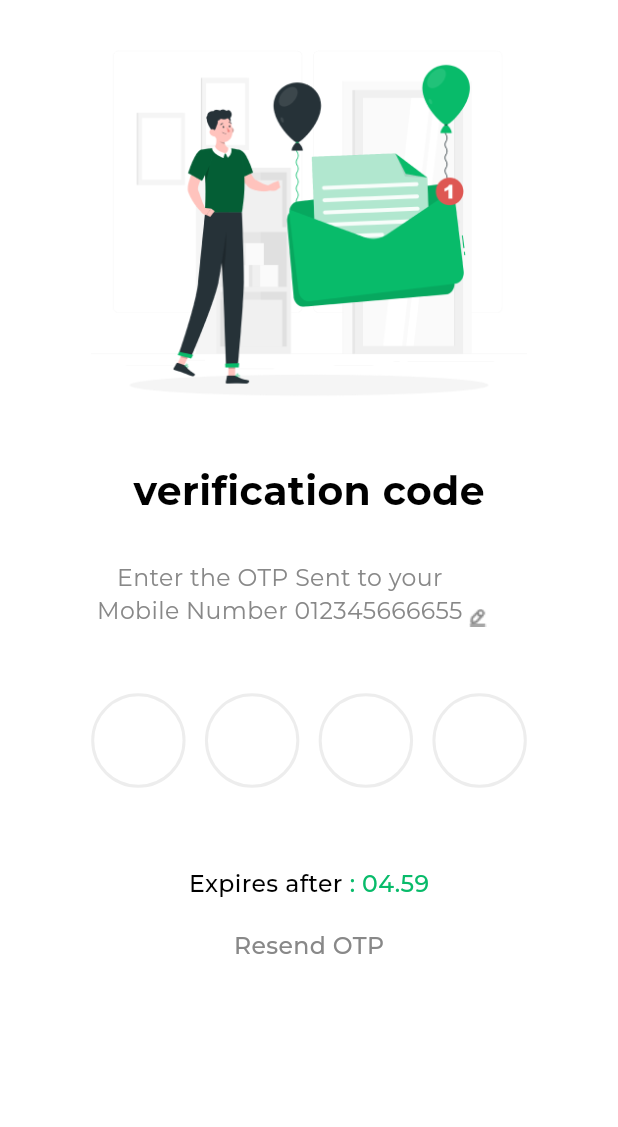
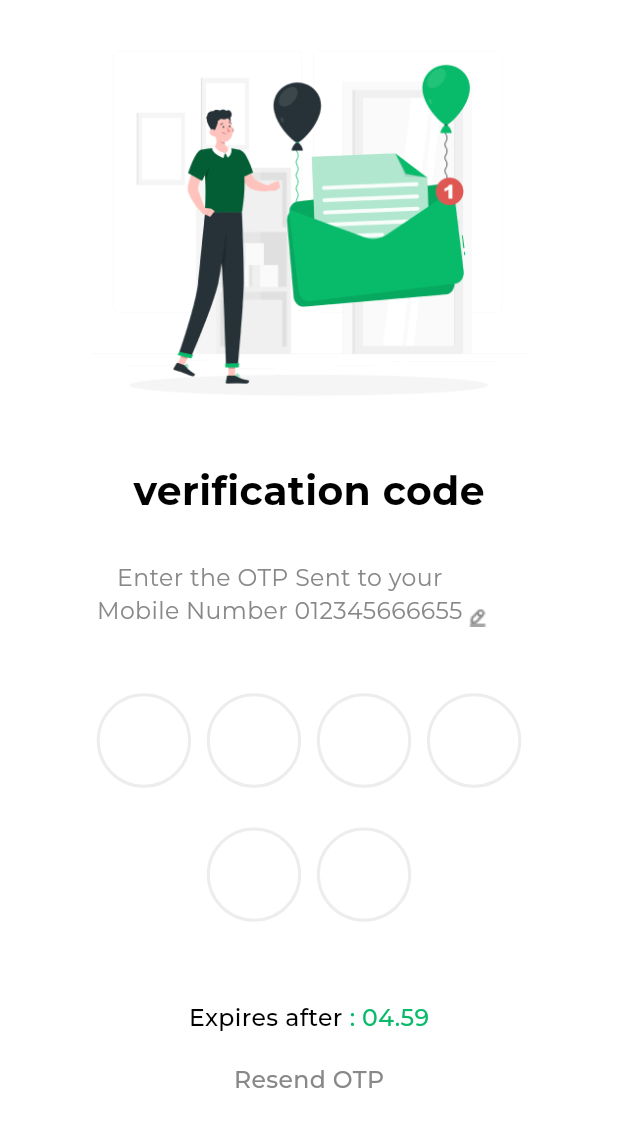
Before and after one commit to Yoka-Jo/Delalty, a Flutter app: the VerificationCodeScreen screen opened by its route, on a phone screen of 412 x 824 dp. Shown: the top 1127 px of the screen. Run offline on Flutter 3.47's test engine with Material 3 defaults, Android fonts, the light colour scheme and no system bars; drawn by our look-alikes of pin_code_fields; our stand-ins replace auto_route, avatar_glow, cached_network_image, carousel_slider, connectivity_plus, country_picker and 36 more; missing offline and left inert: custom_map_markers, dynamic_height_grid_view, flutter_facebook_auth; accounts and stored records are empty; generated files the repository leaves out were written again; project files that could hold a hidden picture were left out.

```diff
--- a/assets/l10n/ar-EG.json
+++ b/assets/l10n/ar-EG.json
@@ -21,6 +21,7 @@
   "cant_send_empty_message": "لا يمكن ارسال رسالة فارغة",
   "cancel": "الغاء",
   "ok": "تم",
+  "not_number": "ليس رقم",
   "you_have_become_seller_now": "لقد اصبحت بائعاالآن",
   "session_expired": "الجلسة انتهت",
   "please_login_again": "قم بتسجيل الدخول مرة اخرى",
--- a/lib/core/network/interceptors/app_interceptors.dart
+++ b/lib/core/network/interceptors/app_interceptors.dart
@@ -68,7 +68,11 @@ class AppInterceptors extends Interceptor {
         ),
         actions: [
           TextButton(
-            onPressed: () => context.router.replaceAll([LoginRoute()]),
+            onPressed: () async {
+              getIt<UserSecureStorage>().deleteUserInfo().then(
+                    (value) => context.router.replaceAll([LoginRoute()]),
+                  );
+            },
             child: SimpleText(
               AppStrings.ok.tr(context: context),
               textStyle: TextStyleEnum.montserratBold,
--- a/lib/core/resources/strings_manager.dart
+++ b/lib/core/resources/strings_manager.dart
@@ -10,6 +10,7 @@ class AppStrings {
   static const String bearer = "Bearer ";
 
   static const String cancel = "cancel";
+  static const String notNumber = "not_number";
   static const String cantSendEmptyMessage = "cant_send_empty_message";
   static const String youHaveBecomeSellerNow = "you_have_become_seller_now";
   static const String enterYourEmail = "enter_your_email";
--- a/lib/data/repository/repository.dart
+++ b/lib/data/repository/repository.dart
@@ -44,8 +44,10 @@ class RepositoryImpl implements Repository {
   //   await getIt<UserSecureStorage>().upsertUserInfo(user);
   // }
   Future<void> _storeUserTokenAndId(AuthData authData) async {
-    await getIt<UserSecureStorage>()
-        .upsertUserTokenAndId(authData.accessToken, authData.userId);
+    if (authData.verifiedEmail && authData.phoneStatus != 'VERIFIED') {
+      await getIt<UserSecureStorage>()
+          .upsertUserTokenAndId(authData.accessToken, authData.userId);
+    }
   }
 
   @override
--- a/lib/presentation/screens/login/widgets/widgets.dart
+++ b/lib/presentation/screens/login/widgets/widgets.dart
@@ -1,4 +1,5 @@
 import 'package:auto_route/auto_route.dart';
+import 'package:url_launcher/url_launcher.dart';
 import '../../../../core/common/components/widgets/simple_toast.dart';
 import '../../../../core/resources/colors_manager.dart';
 import '../../../../core/resources/routes/app_router.dart';
--- a/lib/presentation/screens/verification_code/verification_code_screen.dart
+++ b/lib/presentation/screens/verification_code/verification_code_screen.dart
@@ -20,6 +20,7 @@ class VerificationCodeScreen extends StatelessWidget {
 
   @override
   Widget build(BuildContext context) {
+    final screenPadding = 58.w;
     return BlocProvider(
       create: (context) => getIt<VerificationCodeCubit>(),
       child: Builder(builder: (context) {
@@ -38,11 +39,14 @@ class VerificationCodeScreen extends StatelessWidget {
             },
             builder: (context, state) {
               return SafeArea(
-                child: Padding(
-                  padding: EdgeInsets.symmetric(horizontal: 58.w),
                 child: SingleChildScrollView(
                   child: Column(
                     crossAxisAlignment: CrossAxisAlignment.center,
+                    children: [
+                      Padding(
+                        padding:
+                            EdgeInsets.symmetric(horizontal: screenPadding),
+                        child: Column(
                           children: [
                             Image.asset(
                               ImageAssets.verificationCode,
@@ -55,15 +59,28 @@ class VerificationCodeScreen extends StatelessWidget {
                             ),
                             SizedBox(height: 29.h),
                             const VerificationCodeOtpSentToPhone(),
+                          ],
+                        ),
+                      ),
                       SizedBox(height: 46.h),
-                        const VerificationCodeOtp(),
+                      Padding(
+                        padding: EdgeInsets.symmetric(horizontal: 30.w),
+                        child: const VerificationCodeOtp(),
+                      ),
                       SizedBox(height: 20.h),
+                      Padding(
+                        padding:
+                            EdgeInsets.symmetric(horizontal: screenPadding),
+                        child: Column(
+                          children: [
                             const VerificationCodeResendOtp(),
                             SizedBox(height: 20.h),
                             if (state is VerificationCodeLoading)
                               const CenteredCircularProgressIndicaotr()
                           ],
                         ),
+                      ),
+                    ],
                   ),
                 ),
               );
--- a/lib/presentation/screens/verification_code/widgets/verification_code_otp.dart
+++ b/lib/presentation/screens/verification_code/widgets/verification_code_otp.dart
@@ -1,20 +1,80 @@
 part of 'widgets.dart';
 
-class VerificationCodeOtp extends StatelessWidget {
+class VerificationCodeOtp extends StatefulWidget {
   const VerificationCodeOtp({
     Key? key,
   }) : super(key: key);
 
   @override
+  State<VerificationCodeOtp> createState() => _VerificationCodeOtpState();
+}
+
+class _VerificationCodeOtpState extends State<VerificationCodeOtp> {
+  List<TextEditingController> controllers =
+      List.generate(6, (index) => TextEditingController());
+  List<FocusNode> focusNodes = List.generate(6, (index) => FocusNode());
+  int currentField = 0;
+
+  @override
+  void initState() {
+    super.initState();
+    for (int i = 0; i < focusNodes.length; i++) {
+      focusNodes[i].addListener(() {
+        if (focusNodes[i].hasFocus) {
+          setState(() {
+            currentField = i;
+          });
+        }
+      });
+    }
+  }
+
+  @override
   Widget build(BuildContext context) {
     final cubit = VerificationCodeCubit.get(context);
-    return Column(
+    return RawKeyboardListener(
+      focusNode: FocusNode(),
+      onKey: (RawKeyEvent event) {
+        if (event is RawKeyDownEvent &&
+            event.logicalKey == LogicalKeyboardKey.backspace) {
+          // Check if the current field has text
+          if (controllers[currentField].text.isNotEmpty) {
+            setState(() {
+              controllers[currentField].text = '';
+            });
+          } else if (currentField > 0) {
+            // Move focus to the previous field
+            setState(() {
+              currentField--;
+              FocusScope.of(context).requestFocus(focusNodes[currentField]);
+            });
+            controllers[currentField].text = '';
+          }
+        }
+      },
+      child: Column(
         crossAxisAlignment: CrossAxisAlignment.center,
         children: [
-        PinCodeTextField(
+          Wrap(
+            direction: Axis.horizontal,
+            spacing: 10.w,
+            runSpacing: 10.w,
+            alignment: WrapAlignment.center,
+            children: List.generate(
+              6,
+              (index) {
+                return SizedBox(
+                  width: 60.w,
+                  child: PinCodeTextField(
+                    controller: controllers[index],
+                    focusNode: focusNodes[index],
+                    textInputAction: TextInputAction.next,
+                    keyboardType: TextInputType.number,
+                    autoDismissKeyboard: index == controllers.length - 1,
+                    autovalidateMode: AutovalidateMode.onUserInteraction,
                     cursorColor: AppColors.primaryColor,
                     appContext: context,
-          length: 4,
+                    length: 1, // Set the length to 1 for individual pin fields
                     textStyle: getRegularStyle(
                       color: Colors.black,
                       family: FontFamilies.montserrat,
@@ -37,11 +97,28 @@ class VerificationCodeOtp extends StatelessWidget {
                     ),
                     animationDuration: const Duration(milliseconds: 300),
                     enableActiveFill: true,
-          // errorAnimationController: cubit.errorAnimationController,
-          onCompleted: (code) => cubit.onVerify(code, context),
+                    errorAnimationController: cubit.errorAnimationController,
+                    onChanged: (value) {
+                      cubit.validateInput(value);
+
+                      if (value.length == 1 && index < 5) {
+                        FocusScope.of(context).nextFocus();
+                      }
+                    },
+                    onCompleted: (value) {
+                      final String otp =
+                          controllers.map((e) => e.text).join('');
+                      if (index == controllers.length - 1 && otp.length == 6) {
+                        cubit.onVerify(otp, context);
+                      }
+                    },
                     beforeTextPaste: (text) {
                       return true;
                     },
+                  ),
+                );
+              },
+            ),
           ),
           SizedBox(height: 38.h),
           BlocBuilder<VerificationCodeCubit, VerificationCodeState>(
@@ -50,6 +127,7 @@ class VerificationCodeOtp extends StatelessWidget {
             },
           ),
         ],
+      ),
     );
   }
 
@@ -79,4 +157,16 @@ class VerificationCodeOtp extends StatelessWidget {
       ],
     );
   }
+
+  @override
+  void dispose() {
+    for (var controller in controllers) {
+      controller.dispose();
     }
+
+    for (var focusNode in focusNodes) {
+      focusNode.dispose();
+    }
+    super.dispose();
+  }
+}
--- a/lib/presentation/screens/verification_code/widgets/widgets.dart
+++ b/lib/presentation/screens/verification_code/widgets/widgets.dart
@@ -1,3 +1,7 @@
+import 'dart:developer';
+
+import 'package:flutter/services.dart';
+
 import '../../../../core/resources/assets_manager.dart';
 import '../../../../core/resources/strings_manager.dart';
 import '../../../../core/resources/text/styles_manager.dart';
```
Also changed, not shown: lib/core/common/components/widgets/login_social_media.dart (+19 -6 lines), lib/main.dart (+8 -8 lines), lib/presentation/screens/login/widgets/login_forgot_password.dart (+6 -1 lines), lib/presentation/screens/verification_code/cubit/verification_code_cubit.dart (+18 -2 lines). Lines whose indentation alone changed are shown as unchanged.
